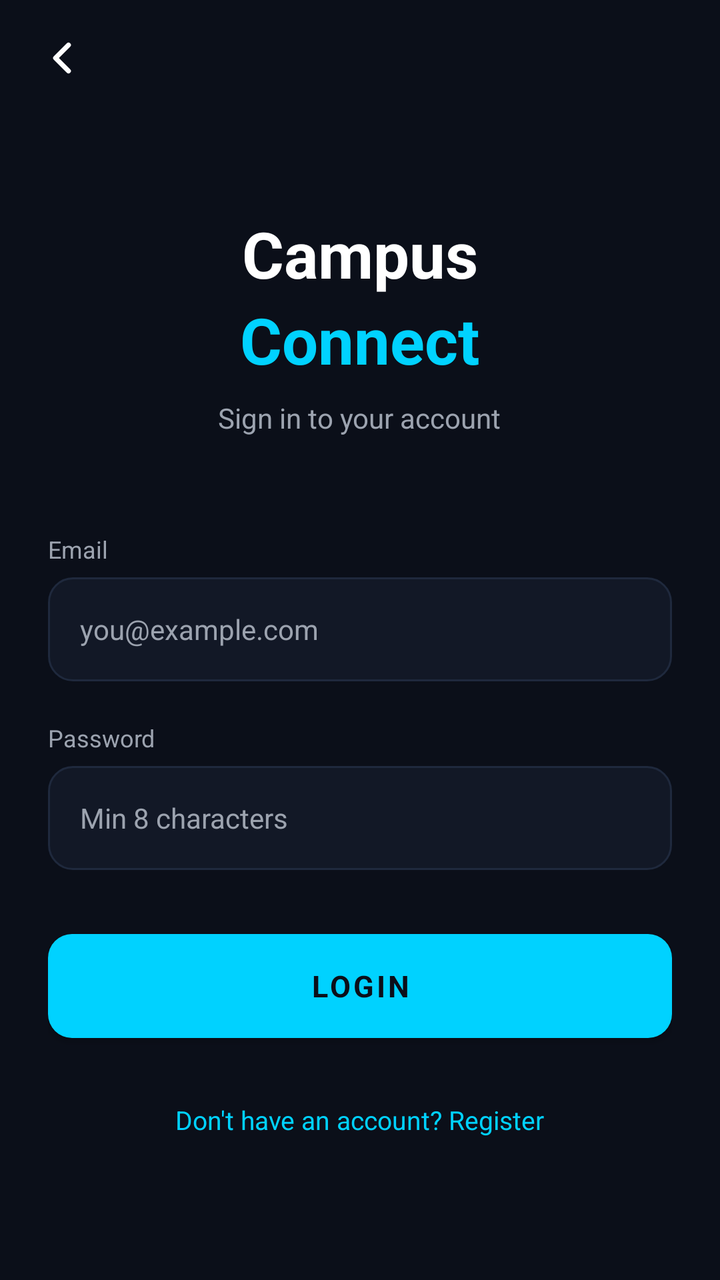
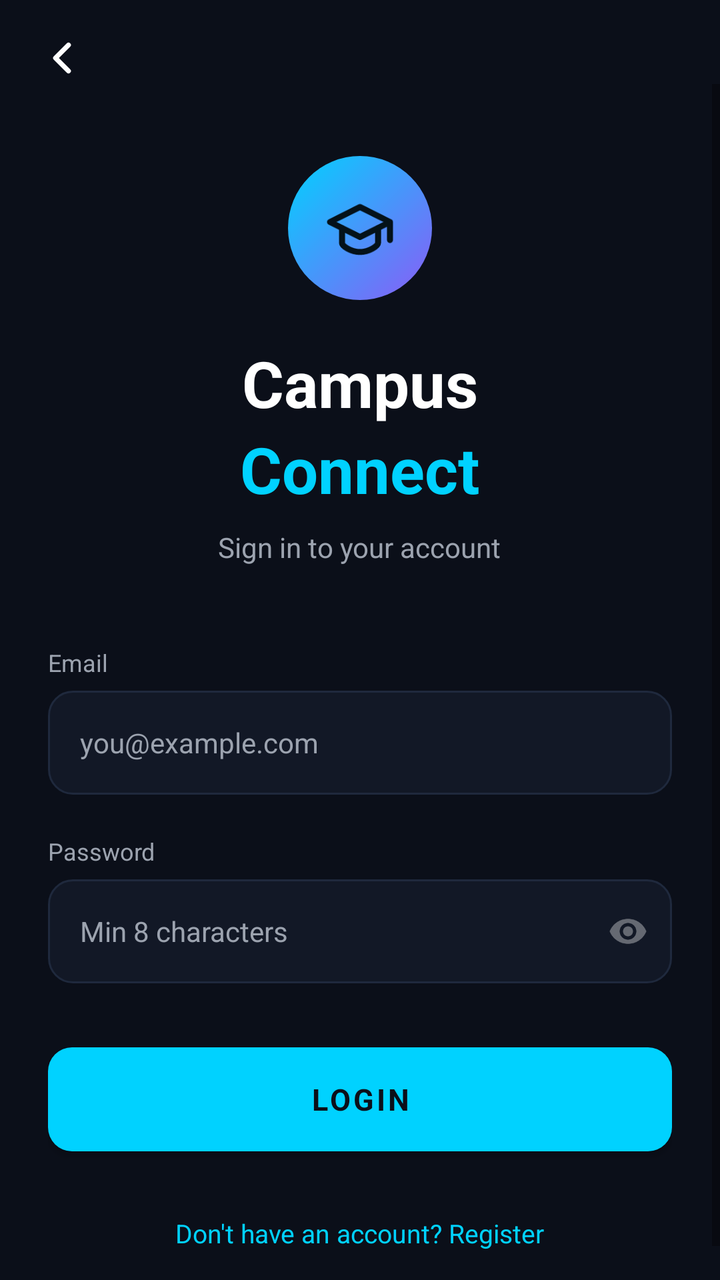

The first picture is an Android layout as it rendered before a commit; the second is the same layout after the commit. The layout source and the unified diff follow.
<!-- AndroidManifest.xml: application theme Theme.CampusConnect -->
<!-- res/layout/activity_login.xml -->
<?xml version="1.0" encoding="utf-8"?>
<LinearLayout xmlns:android="http://schemas.android.com/apk/res/android"
    android:layout_width="match_parent"
    android:layout_height="match_parent"
    android:orientation="vertical"
    android:background="@color/color_background">

    
    <ImageView
        android:id="@+id/btnBack"
        android:layout_width="26dp"
        android:layout_height="26dp"
        android:layout_marginStart="18dp"
        android:layout_marginTop="16dp"
        android:src="@drawable/ic_chevron_left"
        android:tint="@color/color_text_primary"
        android:background="?attr/selectableItemBackgroundBorderless"
        android:clickable="true"
        android:focusable="true"
        android:contentDescription="@null" />

    <ScrollView
        android:layout_width="match_parent"
        android:layout_height="0dp"
        android:layout_weight="1"
        android:fillViewport="true">

    <LinearLayout
        android:layout_width="match_parent"
        android:layout_height="wrap_content"
        android:orientation="vertical"
        android:gravity="center"
        android:padding="24dp"
        android:minHeight="100dp">

        
        <TextView
            android:layout_width="wrap_content"
            android:layout_height="wrap_content"
            android:text="Campus"
            android:textColor="@color/color_text_primary"
            android:textSize="32sp"
            android:textStyle="bold"
            android:layout_marginBottom="0dp"/>

        <TextView
            android:layout_width="wrap_content"
            android:layout_height="wrap_content"
            android:text="Connect"
            android:textColor="@color/color_cyan"
            android:textSize="32sp"
            android:textStyle="bold"
            android:layout_marginBottom="8dp"/>

        <TextView
            android:layout_width="wrap_content"
            android:layout_height="wrap_content"
            android:text="Sign in to your account"
            android:textColor="@color/color_muted"
            android:textSize="14sp"
            android:layout_marginBottom="48dp"/>

        
        <TextView
            android:layout_width="match_parent"
            android:layout_height="wrap_content"
            android:text="Email"
            android:textColor="@color/color_muted"
            android:textSize="12sp"
            android:layout_marginBottom="6dp"/>

        <EditText
            android:id="@+id/etEmail"
            android:layout_width="match_parent"
            android:layout_height="52dp"
            android:background="@drawable/bg_input"
            android:paddingStart="16dp"
            android:paddingEnd="16dp"
            android:inputType="textEmailAddress"
            android:hint="you@example.com"

            android:textColor="@color/color_text_primary"
            android:textSize="14sp"
            android:layout_marginBottom="20dp"/>

        
        <TextView
            android:layout_width="match_parent"
            android:layout_height="wrap_content"
            android:text="Password"
            android:textColor="@color/color_muted"
            android:textSize="12sp"
            android:layout_marginBottom="6dp"/>

        <EditText
            android:id="@+id/etPassword"
            android:layout_width="match_parent"
            android:layout_height="52dp"
            android:background="@drawable/bg_input"
            android:paddingStart="16dp"
            android:paddingEnd="16dp"
            android:inputType="textPassword"
            android:hint="Min 8 characters"

            android:textColor="@color/color_text_primary"
            android:textSize="14sp"
            android:layout_marginBottom="32dp"/>

        
        <Button
            android:id="@+id/btnLogin"
            android:layout_width="match_parent"
            android:layout_height="52dp"
            android:background="@drawable/bg_button_primary"
            android:text="@string/btn_login"
            android:textColor="@color/color_background"
            android:textSize="15sp"
            android:textStyle="bold"
            android:layout_marginBottom="24dp"/>

        
        <TextView
            android:id="@+id/tvGoToRegister"
            android:layout_width="wrap_content"
            android:layout_height="wrap_content"
            android:text="@string/go_to_register"
            android:textColor="@color/color_cyan"
            android:textSize="13sp"
            android:padding="8dp"/>

    </LinearLayout>
    </ScrollView>
</LinearLayout>
<!-- resources referenced by this layout -->
<resources>
  <color name="color_background">#0B0F19</color>
  <color name="color_cyan">#00D2FF</color>
  <color name="color_muted">#9CA3AF</color>
  <color name="color_text_primary">#FFFFFF</color>
  <!-- drawable bg_button_primary (drawable) -->
  <?xml version="1.0" encoding="utf-8"?>
  <shape xmlns:android="http://schemas.android.com/apk/res/android"
      android:shape="rectangle">
      <solid android:color="@color/color_cyan"/>
      <corners android:radius="12dp"/>
  </shape>
  <!-- drawable bg_input (drawable) -->
  <?xml version="1.0" encoding="utf-8"?>
  <shape xmlns:android="http://schemas.android.com/apk/res/android"
      android:shape="rectangle">
      <solid android:color="@color/color_card"/>
      <stroke
          android:width="1dp"
          android:color="@color/color_border"/>
      <corners android:radius="12dp"/>
  </shape>
  <!-- drawable ic_chevron_left (drawable) -->
  <?xml version="1.0" encoding="utf-8"?>
  <vector xmlns:android="http://schemas.android.com/apk/res/android"
      android:width="24dp"
      android:height="24dp"
      android:viewportWidth="24"
      android:viewportHeight="24">
      <path
          android:pathData="M15 18l-6-6 6-6"
          android:strokeColor="#FFFFFF"
          android:strokeWidth="2.2"
          android:strokeLineCap="round"
          android:strokeLineJoin="round"
          android:fillColor="#00000000"/>
  </vector>
  <string name="btn_login">Login</string>
  <string name="go_to_register">Don\'t have an account? Register</string>
  <style name="Theme.CampusConnect" parent="Theme.MaterialComponents.DayNight.NoActionBar">
          <item name="android:windowBackground">@color/color_background</item>
          <item name="android:statusBarColor">@color/color_background</item>
          <item name="android:navigationBarColor">@color/color_background</item>
          <item name="colorPrimary">@color/color_cyan</item>
          <item name="colorPrimaryVariant">@color/color_purple</item>
          <item name="colorOnPrimary">@color/color_background</item>
          <item name="android:textColor">@color/color_text_primary</item>
          <item name="android:fontFamily">sans-serif</item>
          <item name="android:textColorHint">@color/color_muted</item>
          <item name="android:fitsSystemWindows">true</item>
      </style>
  <color name="color_card">#121826</color>
  <color name="color_border">#1F293D</color>
  <color name="color_purple">#8B5CF6</color>
</resources>

<!-- the commit's change to res/layout/activity_login.xml (unified diff, before → after) -->
@@ -29,14 +29,24 @@
         android:layout_width="match_parent"
         android:layout_height="wrap_content"
         android:orientation="vertical"
-        android:gravity="center"
-        android:padding="24dp"
-        android:minHeight="100dp">
+        android:gravity="center_horizontal"
+        android:padding="24dp">
 
         
+        <ImageView
+            android:layout_width="72dp"
+            android:layout_height="72dp"
+            android:layout_marginTop="12dp"
+            android:background="@drawable/bg_role_logo_circle"
+            android:padding="18dp"
+            android:src="@drawable/ic_grad_cap"
+            android:tint="#04121A"
+            android:contentDescription="@null" />
+
         <TextView
             android:layout_width="wrap_content"
             android:layout_height="wrap_content"
+            android:layout_marginTop="20dp"
             android:text="Campus"
             android:textColor="@color/color_text_primary"
             android:textSize="32sp"
@@ -58,7 +68,7 @@
             android:text="Sign in to your account"
             android:textColor="@color/color_muted"
             android:textSize="14sp"
-            android:layout_marginBottom="48dp"/>
+            android:layout_marginBottom="40dp"/>
 
         
         <TextView
@@ -92,19 +102,38 @@
             android:textSize="12sp"
             android:layout_marginBottom="6dp"/>
 
-        <EditText
-            android:id="@+id/etPassword"
+        <LinearLayout
             android:layout_width="match_parent"
             android:layout_height="52dp"
+            android:orientation="horizontal"
+            android:gravity="center_vertical"
             android:background="@drawable/bg_input"
-            android:paddingStart="16dp"
-            android:paddingEnd="16dp"
-            android:inputType="textPassword"
-            android:hint="Min 8 characters"
+            android:layout_marginBottom="32dp">
 
-            android:textColor="@color/color_text_primary"
-            android:textSize="14sp"
-            android:layout_marginBottom="32dp"/>
+            <EditText
+                android:id="@+id/etPassword"
+                android:layout_width="0dp"
+                android:layout_height="match_parent"
+                android:layout_weight="1"
+                android:background="@null"
+                android:paddingStart="16dp"
+                android:paddingEnd="8dp"
+                android:inputType="textPassword"
+                android:hint="Min 8 characters"
+                android:textColor="@color/color_text_primary"
+                android:textSize="14sp"/>
+
+            <ImageView
+                android:id="@+id/btnTogglePassword"
+                android:layout_width="44dp"
+                android:layout_height="match_parent"
+                android:padding="12dp"
+                android:src="@drawable/ic_eye"
+                android:background="?attr/selectableItemBackgroundBorderless"
+                android:clickable="true"
+                android:focusable="true"
+                android:contentDescription="@null"/>
+        </LinearLayout>
 
         
         <Button
<!-- resource entries referenced after the edit -->
@@ -21,6 +21,16 @@
           android:color="@color/color_border"/>
       <corners android:radius="12dp"/>
   </shape>
+  <!-- drawable bg_role_logo_circle (drawable) -->
+  <?xml version="1.0" encoding="utf-8"?>
+  <shape xmlns:android="http://schemas.android.com/apk/res/android"
+      android:shape="oval">
+      <gradient
+          android:type="linear"
+          android:angle="315"
+          android:startColor="@color/color_cyan"
+          android:endColor="@color/color_purple" />
+  </shape>
   <!-- drawable ic_chevron_left (drawable) -->
   <?xml version="1.0" encoding="utf-8"?>
   <vector xmlns:android="http://schemas.android.com/apk/res/android"
@@ -35,6 +45,36 @@
           android:strokeLineCap="round"
           android:strokeLineJoin="round"
           android:fillColor="#00000000"/>
+  </vector>
+  <!-- drawable ic_eye (drawable) -->
+  <vector xmlns:android="http://schemas.android.com/apk/res/android"
+      android:width="24dp"
+      android:height="24dp"
+      android:viewportWidth="24"
+      android:viewportHeight="24"
+      android:tint="#59FFFFFF">
+      <path
+          android:fillColor="@android:color/white"
+          android:pathData="M12,4.5C7,4.5 2.73,7.61 1,12c1.73,4.39 6,7.5 11,7.5s9.27,-3.11 11,-7.5c-1.73,-4.39 -6,-7.5 -11,-7.5zM12,17c-2.76,0 -5,-2.24 -5,-5s2.24,-5 5,-5 5,2.24 5,5 -2.24,5 -5,5zM12,9c-1.66,0 -3,1.34 -3,3s1.34,3 3,3 3,-1.34 3,-3 -1.34,-3 -3,-3z" />
+  </vector>
+  <!-- drawable ic_grad_cap (drawable) -->
+  <vector xmlns:android="http://schemas.android.com/apk/res/android"
+      android:width="24dp"
+      android:height="24dp"
+      android:viewportWidth="24"
+      android:viewportHeight="24">
+      <path
+          android:strokeColor="#FFFFFF"
+          android:strokeWidth="2"
+          android:strokeLineCap="round"
+          android:strokeLineJoin="round"
+          android:pathData="M22,10v6M2,10l10,-5 10,5 -10,5 -10,-5z" />
+      <path
+          android:strokeColor="#FFFFFF"
+          android:strokeWidth="2"
+          android:strokeLineCap="round"
+          android:strokeLineJoin="round"
+          android:pathData="M6,12v5c0,1 3,3 6,3s6,-2 6,-3v-5" />
   </vector>
   <string name="btn_login">Login</string>
   <string name="go_to_register">Don\'t have an account? Register</string>
